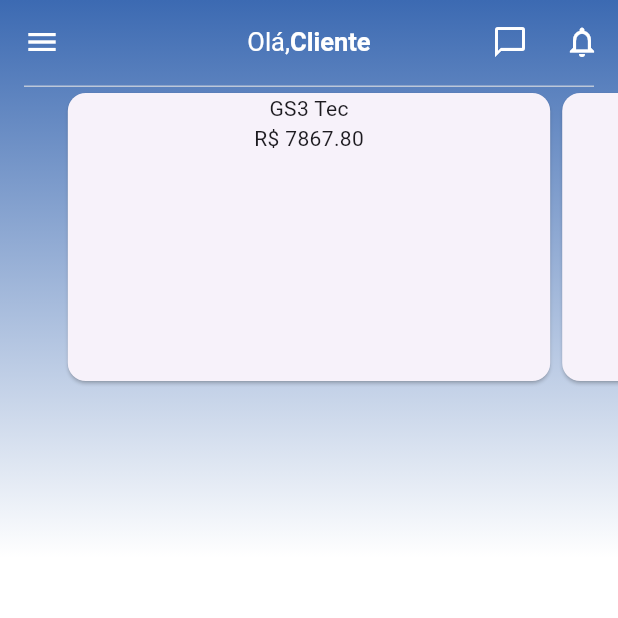
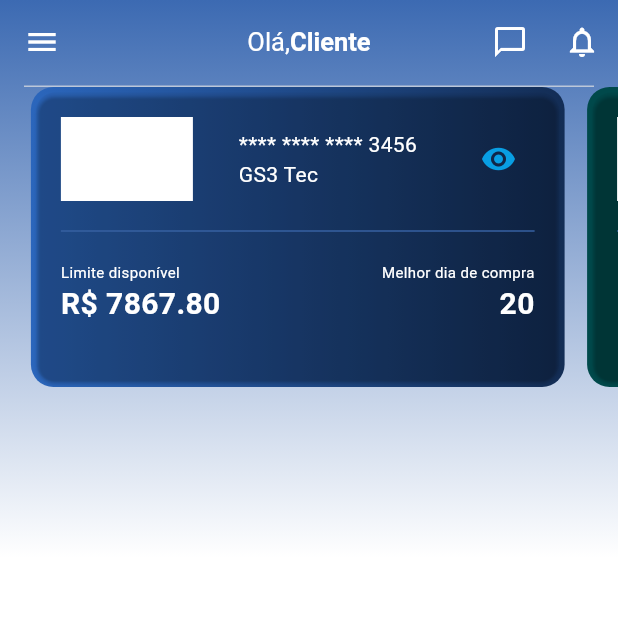
Before and after one commit to kaioenzo/gs3, a Flutter app: the screen it shows after launch, on a phone screen of 412 x 824 dp, the top half of it. Run offline on Flutter 3.47's test engine with Material 3 defaults, Android fonts, the phone set to English and light mode, and no system bars; generated files the repository leaves out were written again.

Commit message:
chore: estiliza card do carrousel de cartão

```diff
--- a/gs3/lib/widgets/account_carousel.dart
+++ b/gs3/lib/widgets/account_carousel.dart
@@ -1,6 +1,6 @@
 import 'package:flutter/material.dart';
+import 'package:flutter/widgets.dart';
 import 'package:gs3/provider/account_provider.dart';
-import 'package:gs3/services/account_service.dart';
 import 'package:provider/provider.dart';
 
 class AccountCarousel extends StatefulWidget {
@@ -12,15 +12,12 @@ class AccountCarousel extends StatefulWidget {
 
 class _AccountCarouselState extends State<AccountCarousel> {
   PageController pageController = PageController();
-  final AccountService _accountService = AccountService();
+  bool showCardInfo = false;
 
   @override
   void initState() {
     super.initState();
-    pageController = PageController(
-      initialPage: context.read<AccountProvider>().selectedIndex,
-      viewportFraction: 0.8,
-    );
+    pageController = PageController(initialPage: context.read<AccountProvider>().selectedIndex, viewportFraction: 0.9);
     context.read<AccountProvider>().fetchAndAddAccounts();
   }
 
@@ -28,6 +25,36 @@ class _AccountCarouselState extends State<AccountCarousel> {
   void dispose() {
     pageController.dispose();
     super.dispose();
+  }
+
+  String formatCardNumber(String cardNumber) {
+    if (showCardInfo) {
+      return cardNumber;
+    } else {
+      String lastFourDigits = cardNumber.substring(cardNumber.length - 4);
+      return '**** **** **** $lastFourDigits';
+    }
+  }
+
+  LinearGradient getCustomGradient(int index) {
+    return index % 2 == 0
+        ? const LinearGradient(
+            begin: Alignment.centerLeft,
+            end: Alignment.centerRight,
+            colors: [
+              Color(0xFF2B66BC),
+              Color(0xFF132D55),
+            ],
+            stops: [0.0006, 0.9991],
+          )
+        : const LinearGradient(
+            begin: Alignment.centerLeft,
+            end: Alignment.centerRight,
+            colors: [
+              Color.fromRGBO(0, 73, 75, 1),
+              Color.fromRGBO(0, 73, 75, 1),
+            ],
+          );
   }
 
   @override
@@ -55,12 +82,111 @@ class _AccountCarouselState extends State<AccountCarousel> {
             },
             child: SizedBox(
               width: 300,
-              child: Card(
-                child: Column(
-                  children: [
-                    Text(account.name),
-                    Text('R\$ ${account.balanceAmmount.toStringAsFixed(2)}'),
-                  ],
+              height: 140,
+              child: Container(
+                margin: const EdgeInsets.only(right: 15),
+                decoration: BoxDecoration(
+                  gradient: getCustomGradient(index),
+                  borderRadius: BorderRadius.circular(15),
+                ),
+                child: Card(
+                  color: Colors.transparent,
+                  child: Padding(
+                    padding: const EdgeInsets.all(16.0),
+                    child: Column(
+                      children: [
+                        Row(
+                          mainAxisAlignment: MainAxisAlignment.spaceBetween,
+                          children: [
+                            Container(
+                              width: 88,
+                              height: 56,
+                              decoration: const BoxDecoration(
+                                color: Colors.white,
+                              ),
+                            ),
+                            Column(
+                              crossAxisAlignment: CrossAxisAlignment.start,
+                              children: [
+                                Text(
+                                  formatCardNumber(account.creditCardNumber),
+                                  style: const TextStyle(
+                                    color: Colors.white,
+                                  ),
+                                ),
+                                Text(
+                                  account.name,
+                                  style: const TextStyle(
+                                    color: Colors.white,
+                                    fontSize: 14.0,
+                                    fontWeight: FontWeight.w400,
+                                  ),
+                                ),
+                              ],
+                            ),
+                            IconButton(
+                              color: const Color.fromRGBO(8, 158, 227, 1),
+                              onPressed: () {
+                                setState(() {
+                                  showCardInfo = !showCardInfo;
+                                });
+                              },
+                              icon: Icon(showCardInfo ? Icons.visibility_off : Icons.visibility),
+                            )
+                          ],
+                        ),
+                        const Padding(
+                          padding: EdgeInsets.symmetric(vertical: 12.0),
+                          child: Divider(
+                            color: Color.fromRGBO(54, 96, 161, 1),
+                            thickness: 1.0,
+                          ),
+                        ),
+                        Expanded(
+                          child: Row(
+                            mainAxisAlignment: MainAxisAlignment.spaceBetween,
+                            crossAxisAlignment: CrossAxisAlignment.center,
+                            children: [
+                              Column(
+                                crossAxisAlignment: CrossAxisAlignment.start,
+                                children: [
+                                  const Text(
+                                    'Limite disponível',
+                                    style: TextStyle(
+                                      color: Colors.white,
+                                      fontSize: 10.0,
+                                    ),
+                                  ),
+                                  Text(
+                                    'R\$ ${account.balanceAmmount.toStringAsFixed(2)}',
+                                    style: const TextStyle(
+                                        color: Colors.white, fontSize: 20.0, fontWeight: FontWeight.w700),
+                                  ),
+                                ],
+                              ),
+                              Column(
+                                crossAxisAlignment: CrossAxisAlignment.end,
+                                children: [
+                                  const Text(
+                                    'Melhor dia de compra',
+                                    style: TextStyle(
+                                      color: Colors.white,
+                                      fontSize: 10.0,
+                                    ),
+                                  ),
+                                  Text(
+                                    account.betterDayToBuy,
+                                    style: const TextStyle(
+                                        color: Colors.white, fontSize: 20.0, fontWeight: FontWeight.w700),
+                                  ),
+                                ],
+                              ),
+                            ],
+                          ),
+                        )
+                      ],
+                    ),
+                  ),
                 ),
               ),
             ),
```
